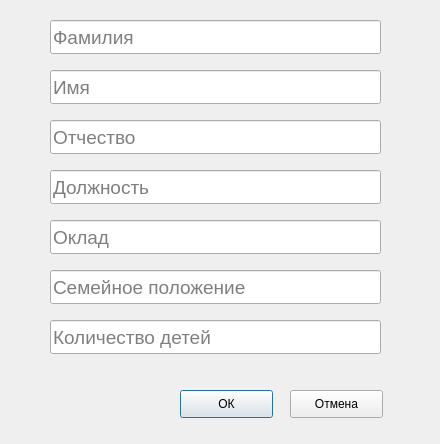
This is add_employee.ui in AM-EO/SalaryIS as Qt 5 draws it before an edit. The edited form follows.
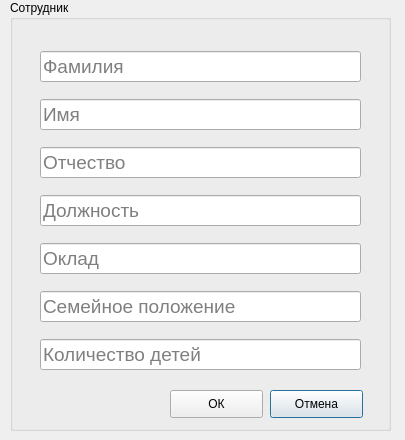
This is the edited form.

What changed in the file:
```diff
--- a/add_employee.ui
+++ b/add_employee.ui
@@ -6,102 +6,29 @@
    <rect>
     <x>0</x>
     <y>0</y>
-    <width>440</width>
-    <height>444</height>
+    <width>405</width>
+    <height>440</height>
    </rect>
   </property>
   <property name="windowTitle">
    <string>Dialog</string>
   </property>
-  <widget class="QLineEdit" name="children">
+  <widget class="QGroupBox" name="groupBox">
    <property name="geometry">
     <rect>
-     <x>50</x>
-     <y>320</y>
-     <width>331</width>
-     <height>34</height>
+     <x>10</x>
+     <y>0</y>
+     <width>381</width>
+     <height>431</height>
     </rect>
    </property>
-   <property name="font">
-    <font>
-     <pointsize>14</pointsize>
-    </font>
+   <property name="title">
+    <string>Сотрудник</string>
    </property>
-   <property name="placeholderText">
-    <string>Количество детей</string>
-   </property>
-  </widget>
-  <widget class="QPushButton" name="confirm">
-   <property name="geometry">
-    <rect>
-     <x>180</x>
-     <y>390</y>
-     <width>93</width>
-     <height>28</height>
-    </rect>
-   </property>
-   <property name="text">
-    <string>ОК</string>
-   </property>
-  </widget>
-  <widget class="QLineEdit" name="position">
-   <property name="geometry">
-    <rect>
-     <x>50</x>
-     <y>170</y>
-     <width>331</width>
-     <height>34</height>
-    </rect>
-   </property>
-   <property name="font">
-    <font>
-     <pointsize>14</pointsize>
-    </font>
-   </property>
-   <property name="placeholderText">
-    <string>Должность</string>
-   </property>
-  </widget>
-  <widget class="QLineEdit" name="secondname">
-   <property name="geometry">
-    <rect>
-     <x>50</x>
-     <y>120</y>
-     <width>331</width>
-     <height>34</height>
-    </rect>
-   </property>
-   <property name="font">
-    <font>
-     <pointsize>14</pointsize>
-    </font>
-   </property>
-   <property name="placeholderText">
-    <string>Отчество</string>
-   </property>
-  </widget>
-  <widget class="QLineEdit" name="salary_edit">
-   <property name="geometry">
-    <rect>
-     <x>50</x>
-     <y>220</y>
-     <width>331</width>
-     <height>34</height>
-    </rect>
-   </property>
-   <property name="font">
-    <font>
-     <pointsize>14</pointsize>
-    </font>
-   </property>
-   <property name="placeholderText">
-    <string>Оклад</string>
-   </property>
-  </widget>
   <widget class="QPushButton" name="cancel">
    <property name="geometry">
     <rect>
-     <x>290</x>
+      <x>260</x>
      <y>390</y>
      <width>93</width>
      <height>28</height>
@@ -111,15 +38,34 @@
     <string>Отмена</string>
    </property>
   </widget>
+   <widget class="QPushButton" name="confirm">
+    <property name="geometry">
+     <rect>
+      <x>160</x>
+      <y>390</y>
+      <width>93</width>
+      <height>28</height>
+     </rect>
+    </property>
+    <property name="focusPolicy">
+     <enum>Qt::StrongFocus</enum>
+    </property>
+    <property name="text">
+     <string>ОК</string>
+    </property>
+   </widget>
+   <widget class="QWidget" name="">
+    <property name="geometry">
+     <rect>
+      <x>30</x>
+      <y>40</y>
+      <width>321</width>
+      <height>341</height>
+     </rect>
+    </property>
+    <layout class="QVBoxLayout" name="verticalLayout">
+     <item>
   <widget class="QLineEdit" name="lastname">
-   <property name="geometry">
-    <rect>
-     <x>50</x>
-     <y>20</y>
-     <width>331</width>
-     <height>34</height>
-    </rect>
-   </property>
    <property name="font">
     <font>
      <pointsize>14</pointsize>
@@ -129,15 +75,9 @@
     <string>Фамилия</string>
    </property>
   </widget>
+     </item>
+     <item>
   <widget class="QLineEdit" name="firstname">
-   <property name="geometry">
-    <rect>
-     <x>50</x>
-     <y>70</y>
-     <width>331</width>
-     <height>34</height>
-    </rect>
-   </property>
    <property name="font">
     <font>
      <pointsize>14</pointsize>
@@ -147,15 +87,45 @@
     <string>Имя</string>
    </property>
   </widget>
+     </item>
+     <item>
+      <widget class="QLineEdit" name="secondname">
+       <property name="font">
+        <font>
+         <pointsize>14</pointsize>
+        </font>
+       </property>
+       <property name="placeholderText">
+        <string>Отчество</string>
+       </property>
+      </widget>
+     </item>
+     <item>
+      <widget class="QLineEdit" name="position">
+       <property name="font">
+        <font>
+         <pointsize>14</pointsize>
+        </font>
+       </property>
+       <property name="placeholderText">
+        <string>Должность</string>
+       </property>
+      </widget>
+     </item>
+     <item>
+      <widget class="QLineEdit" name="salary">
+       <property name="font">
+        <font>
+         <pointsize>14</pointsize>
+        </font>
+       </property>
+       <property name="placeholderText">
+        <string>Оклад</string>
+       </property>
+      </widget>
+     </item>
+     <item>
   <widget class="QLineEdit" name="family">
-   <property name="geometry">
-    <rect>
-     <x>50</x>
-     <y>270</y>
-     <width>331</width>
-     <height>34</height>
-    </rect>
-   </property>
    <property name="font">
     <font>
      <pointsize>14</pointsize>
@@ -165,7 +135,37 @@
     <string>Семейное положение</string>
    </property>
   </widget>
- </widget>
+     </item>
+     <item>
+      <widget class="QLineEdit" name="children">
+       <property name="font">
+        <font>
+         <pointsize>14</pointsize>
+        </font>
+       </property>
+       <property name="focusPolicy">
+        <enum>Qt::StrongFocus</enum>
+       </property>
+       <property name="placeholderText">
+        <string>Количество детей</string>
+       </property>
+      </widget>
+     </item>
+    </layout>
+   </widget>
+  </widget>
+ </widget>
+ <tabstops>
+  <tabstop>lastname</tabstop>
+  <tabstop>firstname</tabstop>
+  <tabstop>secondname</tabstop>
+  <tabstop>position</tabstop>
+  <tabstop>salary</tabstop>
+  <tabstop>family</tabstop>
+  <tabstop>children</tabstop>
+  <tabstop>confirm</tabstop>
+  <tabstop>cancel</tabstop>
+ </tabstops>
  <resources/>
  <connections/>
 </ui>
```
Left out of the diff: 6 changed lines with no effect on the pictures. Lines whose indentation alone changed are shown as unchanged.
